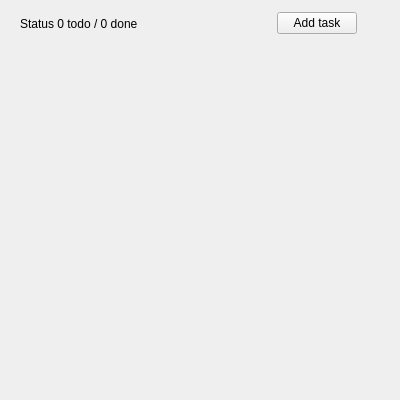
quimperval/qtlearning, file todolist/mainwindow.ui: the form before one commit.
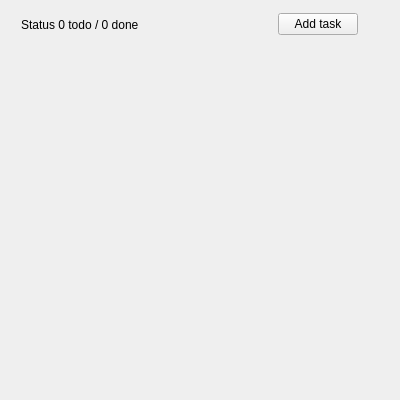
The form after the commit.

The edit to the form file:
```diff
--- a/todolist/mainwindow.ui
+++ b/todolist/mainwindow.ui
@@ -14,26 +14,11 @@
    <string>Todo List</string>
   </property>
   <widget class="QWidget" name="centralwidget">
-   <widget class="QWidget" name="verticalLayoutWidget">
-    <property name="geometry">
-     <rect>
-      <x>20</x>
-      <y>40</y>
-      <width>361</width>
-      <height>16</height>
-     </rect>
-    </property>
-    <layout class="QVBoxLayout" name="tasksLayout">
-     <property name="spacing">
-      <number>6</number>
-     </property>
-    </layout>
-   </widget>
    <widget class="QWidget" name="">
     <property name="geometry">
      <rect>
-      <x>20</x>
-      <y>10</y>
+      <x>21</x>
+      <y>11</y>
       <width>337</width>
       <height>27</height>
      </rect>
@@ -68,6 +53,17 @@
      </item>
     </layout>
    </widget>
+   <widget class="QWidget" name="verticalLayoutWidget">
+    <property name="geometry">
+     <rect>
+      <x>21</x>
+      <y>44</y>
+      <width>361</width>
+      <height>131</height>
+     </rect>
+    </property>
+    <layout class="QVBoxLayout" name="tasksLayout"/>
+   </widget>
   </widget>
  </widget>
  <resources/>
```
